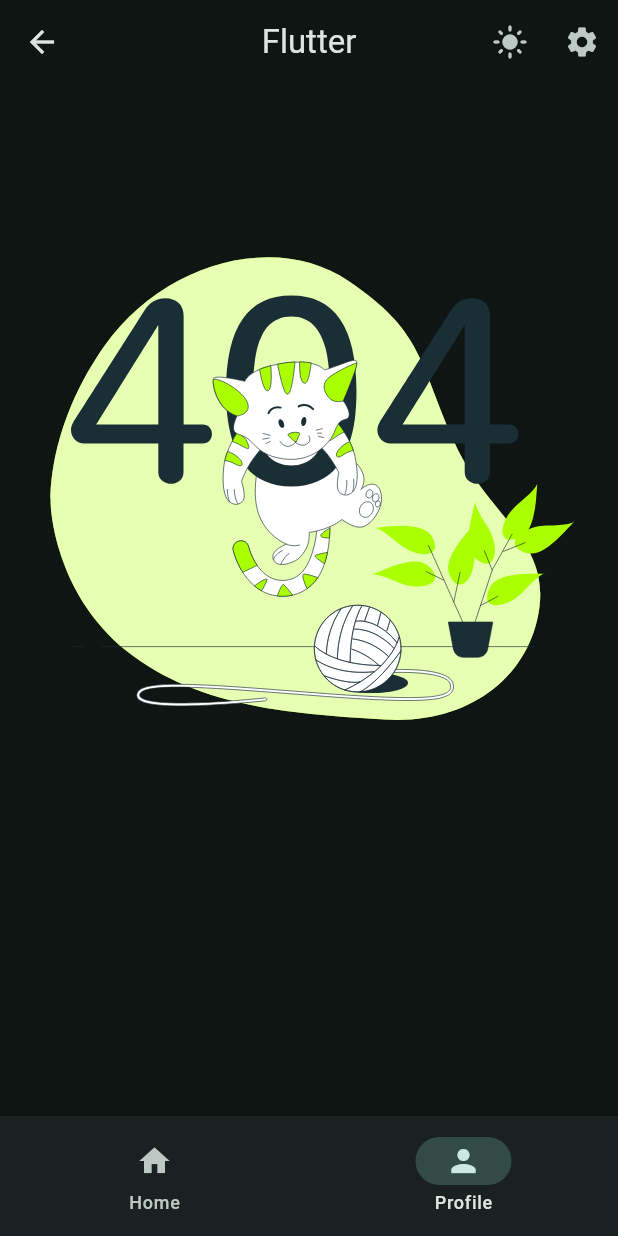
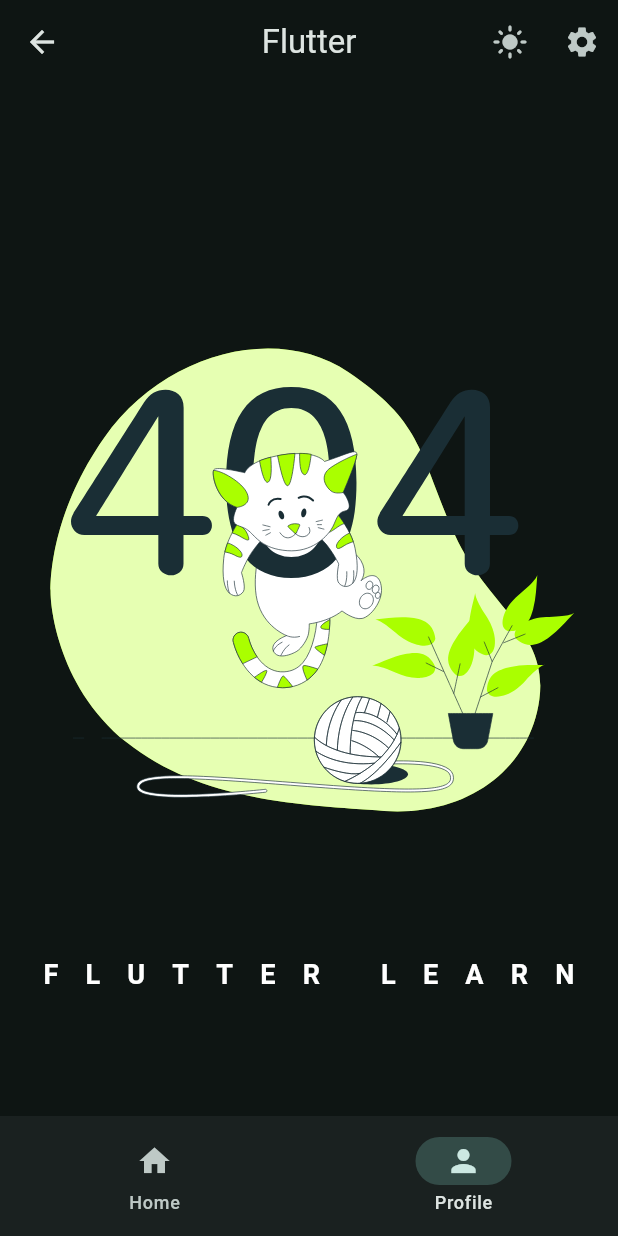
Before and after one commit to slammax/flutter_widgets_learning, a Flutter app: the WidgetsTree screen opened directly, item 2 of the bottom bar chosen, on a phone screen of 412 x 824 dp. Run offline on Flutter 3.47's test engine with Material 3 defaults, Android fonts, the phone set to English and light mode, and no system bars; our stand-ins replace lottie.

Commit message:
fitted box

```diff
--- a/lib/views/pages/profile_page.dart
+++ b/lib/views/pages/profile_page.dart
@@ -10,13 +10,23 @@
       padding: EdgeInsets.all(20),
       child: Column(
         mainAxisAlignment: .center,
-        mainAxisSize: .min,
         children: [
           SizedBox(
             height: 500,
             width: .infinity,
             child: Lottie.asset('assets/lotties/error_cat.json'),
           ),
+          FittedBox(
+            child: Text(
+              'FLUTTER LEARN',
+              style: TextStyle(
+                fontWeight: .bold,
+                fontSize: 50,
+                letterSpacing: 50,
+                color: Colors.white,
+              ),
+            ),
+          ),
         ],
       ),
     );
```
